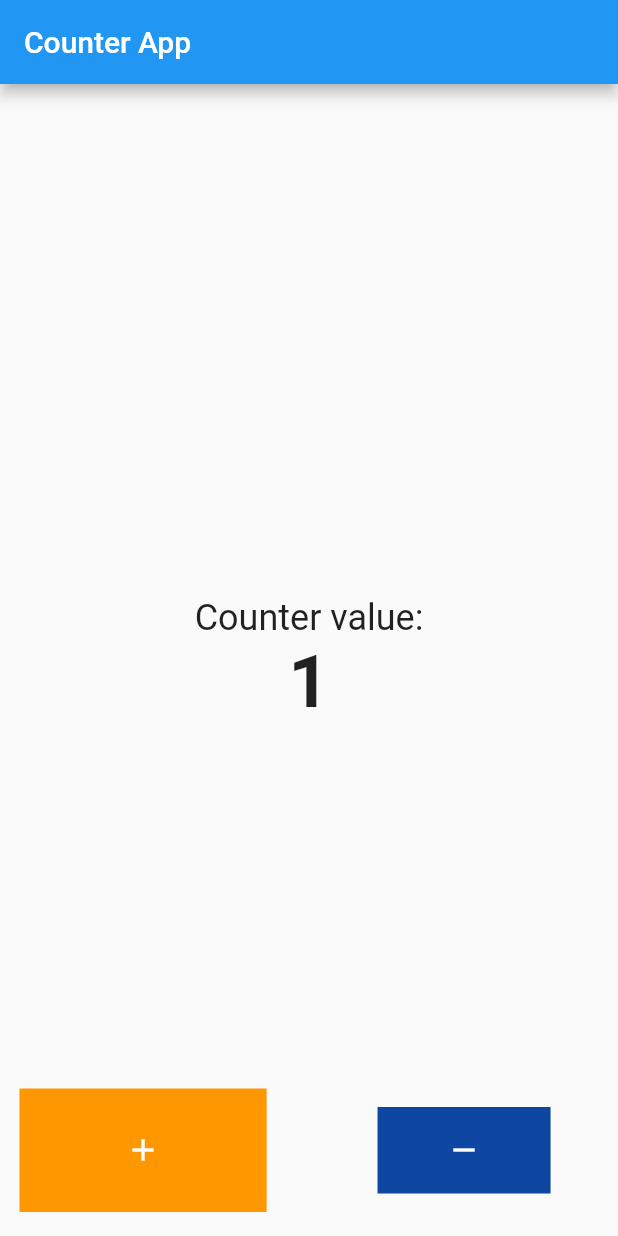
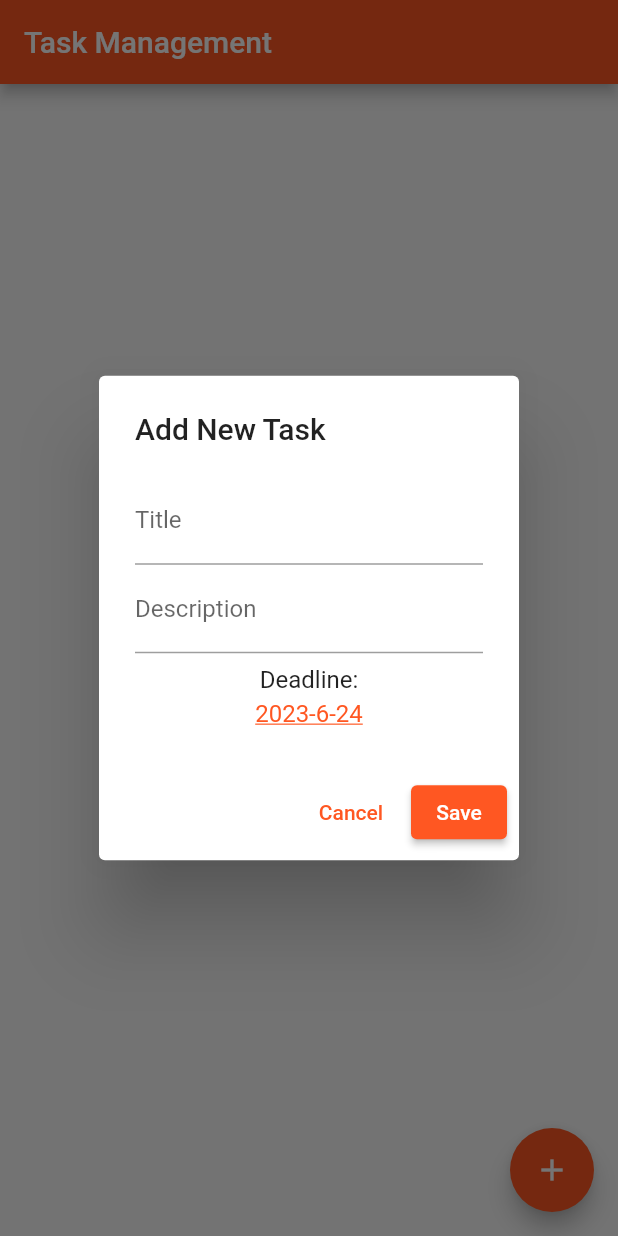
Before and after one commit to Eternal-Monarch/To-do-list, a Flutter app: the screen it shows after launch, after a tap on the "add" icon, on a phone screen of 412 x 824 dp. Run offline on Flutter 3.47's test engine with Material 2 defaults, Android fonts, the phone set to English and light mode, and no system bars.

```diff
--- a/lib/main.dart
+++ b/lib/main.dart
@@ -1,143 +1,205 @@
 import 'package:flutter/material.dart';
 
 void main() {
-  runApp(MyApp());
+  runApp(TaskManagementApp());
 }
 
-class MyApp extends StatelessWidget {
+class TaskManagementApp extends StatelessWidget {
   @override
   Widget build(BuildContext context) {
     return MaterialApp(
-      title: 'Counter App',
-      theme: ThemeData(primarySwatch: Colors.blue),
-      home: CounterApp(),
+      title: 'Task Management',
+      theme: ThemeData(
+        primarySwatch: Colors.deepOrange,
+      ),
+      home: TaskListScreen(),
     );
   }
 }
 
-class CounterApp extends StatefulWidget {
+class TaskListScreen extends StatefulWidget {
   @override
-  _CounterAppState createState() => _CounterAppState();
+  _TaskListScreenState createState() => _TaskListScreenState();
 }
 
-class _CounterAppState extends State<CounterApp> {
-  int _counter = 0;
+class _TaskListScreenState extends State<TaskListScreen> {
+  List<Task> tasks = [];
 
-  void _incrementCounter() {
+  void addTask(Task newTask) {
     setState(() {
-      _counter++;
-      if (_counter == 5) {
+      tasks.add(newTask);
+    });
+  }
+
+  void deleteTask(int index) {
+    setState(() {
+      tasks.removeAt(index);
+    });
+  }
+
+  void openTaskDetails(int index) {
+    showModalBottomSheet(
+      context: context,
+      builder: (BuildContext context) {
+        return Container(
+          padding: EdgeInsets.all(16.0),
+          child: Column(
+            crossAxisAlignment: CrossAxisAlignment.start,
+            mainAxisSize: MainAxisSize.min,
+            children: [
+              Text(
+                tasks[index].title,
+                style: TextStyle(
+                  fontSize: 20.0,
+                  fontWeight: FontWeight.bold,
+                ),
+              ),
+              SizedBox(height: 8.0),
+              Text(tasks[index].description),
+              SizedBox(height: 8.0),
+              Text(
+                'Deadline: ${tasks[index].deadline}',
+                style: TextStyle(
+                  fontStyle: FontStyle.italic,
+                ),
+              ),
+              SizedBox(height: 16.0),
+              ElevatedButton(
+                onPressed: () {
+                  deleteTask(index);
+                  Navigator.pop(context);
+                },
+                child: Text('Delete Task'),
+              ),
+            ],
+          ),
+        );
+      },
+    );
+  }
+
+  void openAddTaskDialog() {
     showDialog(
       context: context,
       builder: (BuildContext context) {
+        String title = '';
+        String description = '';
+        DateTime deadline = DateTime.now();
+
         return AlertDialog(
-              title: Text('Counter Alert!'),
-              content: Text('Counter value is 5!'),
+          title: Text('Add New Task'),
+          content: Column(
+            mainAxisSize: MainAxisSize.min,
+            children: [
+              TextField(
+                onChanged: (value) {
+                  title = value;
+                },
+                decoration: InputDecoration(labelText: 'Title'),
+              ),
+              TextField(
+                onChanged: (value) {
+                  description = value;
+                },
+                decoration: InputDecoration(labelText: 'Description'),
+              ),
+              SizedBox(height: 8.0),
+              Text('Deadline:'),
+              SizedBox(height: 4.0),
+              InkWell(
+                onTap: () async {
+                  final DateTime? selectedDate = await showDatePicker(
+                    context: context,
+                    initialDate: DateTime.now(),
+                    firstDate: DateTime(2000),
+                    lastDate: DateTime(2100),
+                  );
+                  if (selectedDate != null) {
+                    setState(() {
+                      deadline = selectedDate;
+                    });
+                  }
+                },
+                child: Text(
+                  '${deadline.year}-${deadline.month}-${deadline.day}',
+                  style: TextStyle(
+                    color: Colors.deepOrange,
+                    decoration: TextDecoration.underline,
+                  ),
+                ),
+              ),
+            ],
+          ),
           actions: [
             TextButton(
-                  child: Text('OK'),
               onPressed: () {
-                    Navigator.of(context).pop();
+                Navigator.pop(context);
               },
+              child: Text('Cancel'),
+            ),
+            ElevatedButton(
+              onPressed: () {
+                Task newTask = Task(title, description, deadline);
+                addTask(newTask);
+                Navigator.pop(context);
+              },
+              child: Text('Save'),
             ),
           ],
         );
       },
     );
-      } else if (_counter == 10) {
-        Navigator.push(
-          context,
-          MaterialPageRoute(
-            builder: (context) => SecondScreen(),
-          ),
-        );
-      }
-    });
-  }
-
-  void _decrementCounter() {
-    setState(() {
-      _counter--;
-    });
   }
 
   @override
   Widget build(BuildContext context) {
-    final double buttonWidth = MediaQuery.of(context).size.width * 0.4;
-    final double buttonHeight = MediaQuery.of(context).size.height * 0.1;
-
     return Scaffold(
       appBar: AppBar(
-        title: Text('Counter App'),
+        title: Text('Task Management'),
       ),
-      body: Center(
-        child: Column(
-          mainAxisAlignment: MainAxisAlignment.center,
-          children: [
-            Text(
-              'Counter value:',
-              style: TextStyle(fontSize: 24),
+      body: ListView.builder(
+        itemCount: tasks.length,
+        itemBuilder: (BuildContext context, int index) {
+          return Container(
+            margin: EdgeInsets.symmetric(vertical: 8.0, horizontal: 16.0),
+            padding: EdgeInsets.all(16.0),
+            decoration: BoxDecoration(
+              color: Colors.white,
+              borderRadius: BorderRadius.circular(8.0),
+              border: Border.all(
+                color: Colors.deepOrange,
+                width: 2.0,
               ),
-            Text(
-              '$_counter',
-              style: TextStyle(fontSize: 48, fontWeight: FontWeight.bold),
+              boxShadow: [
+                BoxShadow(
+                  color: Colors.grey.withOpacity(0.3),
+                  blurRadius: 3.0,
+                  offset: Offset(0, 2),
                 ),
               ],
             ),
+            child: ListTile(
+              title: Text(tasks[index].title),
+              subtitle: Text(tasks[index].description),
+              onTap: () {
+                openTaskDetails(index);
+              },
             ),
-      floatingActionButton: Row(
-        mainAxisAlignment: MainAxisAlignment.spaceEvenly,
-        children: [
-          Container(
-            width: buttonWidth,
-            height: buttonHeight,
-            decoration: BoxDecoration(
-              shape: BoxShape.rectangle,
-              color: Colors.orange,
+          );
+        },
       ),
-            child: IconButton(
-              onPressed: _incrementCounter,
-              icon: Icon(
-                Icons.add,
-                color: Colors.white,
-              ),
-            ),
-          ),
-          SizedBox(width: 16),
-          Container(
-            width: buttonWidth * 0.7,
-            height: buttonHeight * 0.7,
-            decoration: BoxDecoration(
-              shape: BoxShape.rectangle,
-              color: Colors.blue[900],
-            ),
-            child: IconButton(
-              onPressed: _decrementCounter,
-              icon: Icon(
-                Icons.remove,
-                color: Colors.white,
-              ),
-            ),
-          ),
-        ],
+      floatingActionButton: FloatingActionButton(
+        onPressed: openAddTaskDialog,
+        child: Icon(Icons.add),
       ),
     );
   }
 }
 
-class SecondScreen extends StatelessWidget {
-  @override
-  Widget build(BuildContext context) {
-    return Scaffold(
-      appBar: AppBar(
-        title: Text('Second Screen'),
-      ),
-      body: Center(
-        child: Text(
-          'Congratulations! You reached 10!',
-          style: TextStyle(fontSize: 24),
-        ),
-      ),
-    );
+class Task {
+  String title;
+  String description;
+  DateTime deadline;
+
+  Task(this.title, this.description, this.deadline);
 }
-}
```
Lines whose indentation alone changed are shown as unchanged.
